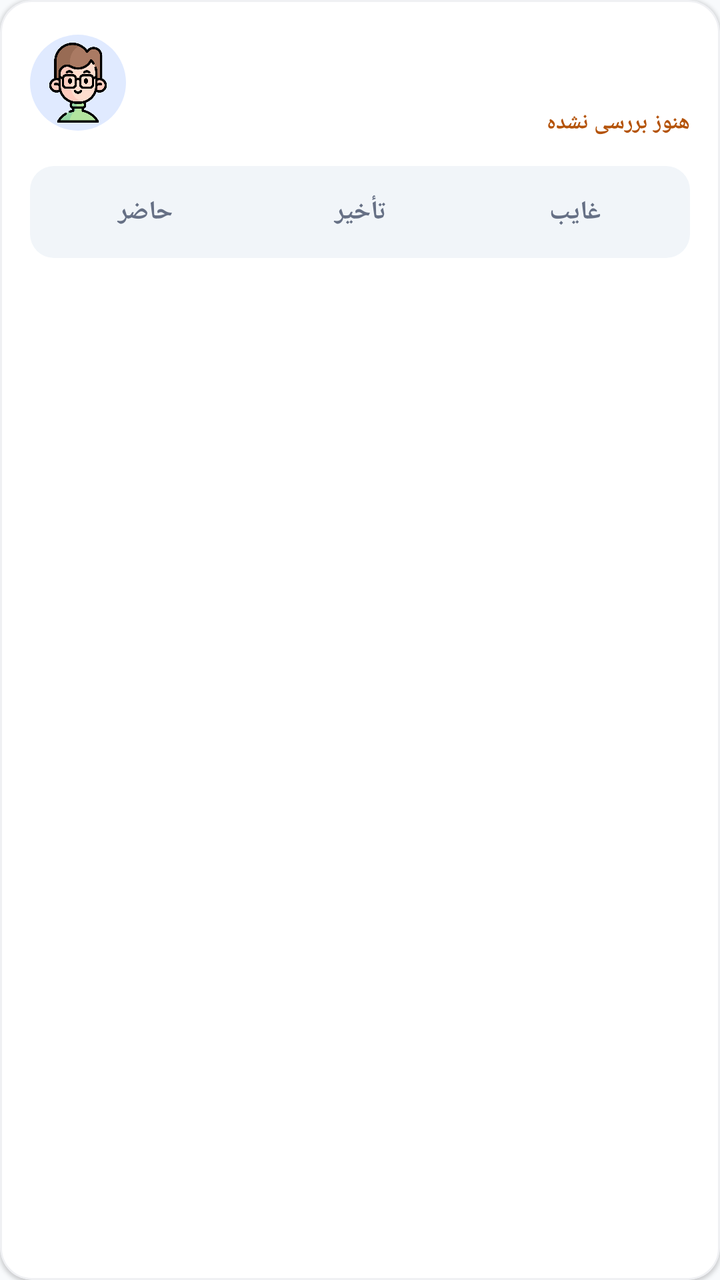
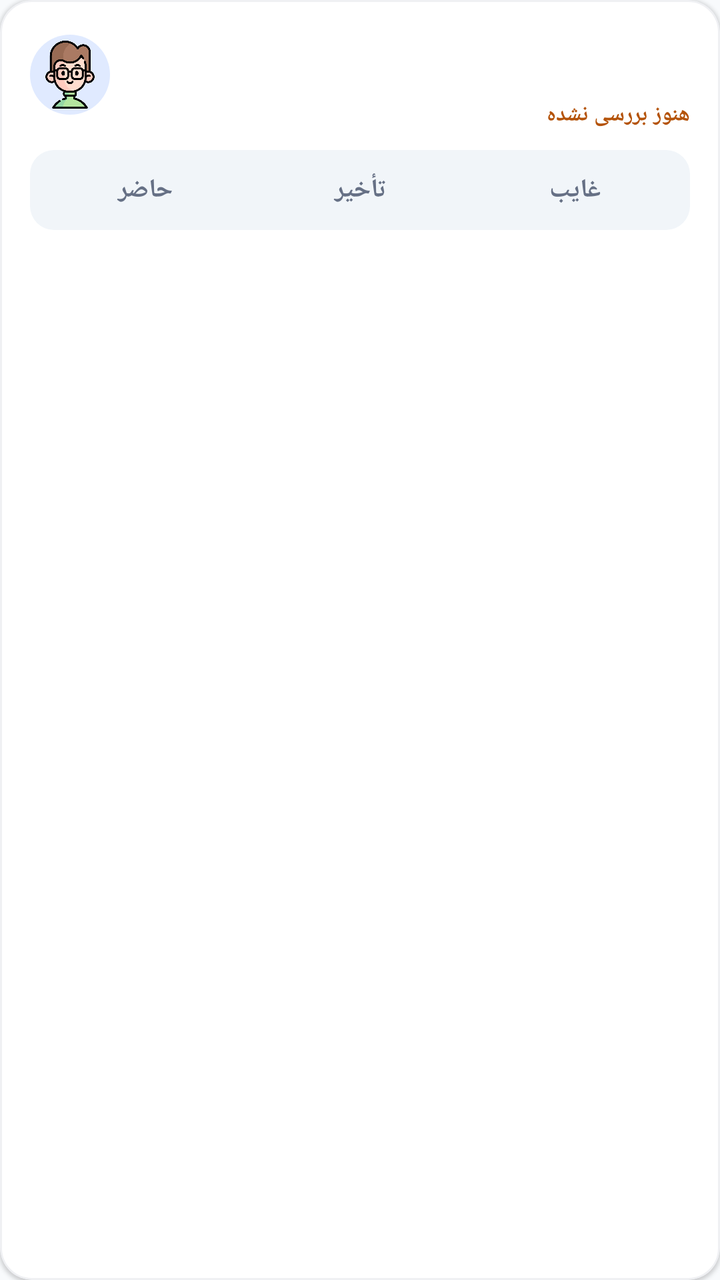

Two renders of the same Android screen: before a commit and after it. Below are the layout's source before the change and the commit's diff.
<!-- AndroidManifest.xml: application theme Theme.BB -->
<!-- res/layout/item_attendance_row.xml -->
<?xml version="1.0" encoding="utf-8"?>
<com.google.android.material.card.MaterialCardView
    xmlns:android="http://schemas.android.com/apk/res/android"
    xmlns:app="http://schemas.android.com/apk/res-auto"
    android:id="@+id/cardAttendanceStudent"
    android:layout_width="match_parent"
    android:layout_height="wrap_content"
    android:layout_marginHorizontal="16dp"
    android:layout_marginVertical="6dp"
    app:cardBackgroundColor="@color/card_background"
    app:cardCornerRadius="16dp"
    app:cardElevation="1dp"
    app:strokeColor="#1A667085"
    app:strokeWidth="1dp">

    <LinearLayout
        android:layout_width="match_parent"
        android:layout_height="wrap_content"
        android:layoutDirection="ltr"
        android:orientation="vertical"
        android:paddingStart="15dp"
        android:paddingTop="14dp"
        android:paddingEnd="15dp"
        android:paddingBottom="14dp">

        <LinearLayout
            android:layout_width="match_parent"
            android:layout_height="wrap_content"
            android:gravity="center_vertical"
            android:orientation="horizontal">

            <FrameLayout
                android:layout_width="48dp"
                android:layout_height="48dp"
                android:background="@drawable/bg_circle_icon"
                android:backgroundTint="@color/bg_blue_light"
                android:backgroundTintMode="src_atop">

                <ImageView
                    android:id="@+id/ivStudentAvatar"
                    android:layout_width="40dp"
                    android:layout_height="40dp"
                    android:layout_gravity="center"
                    android:contentDescription="تصویر دانش‌آموز"
                    android:src="@drawable/avatar_student_1" />
            </FrameLayout>

            <LinearLayout
                android:layout_width="0dp"
                android:layout_height="wrap_content"
                android:layout_marginStart="12dp"
                android:layout_weight="1"
                android:gravity="end"
                android:orientation="vertical">

                <TextView
                    android:id="@+id/tvStudentName"
                    android:layout_width="match_parent"
                    android:layout_height="wrap_content"
                    android:gravity="right"
                    android:maxLines="1"
                    android:textColor="@color/main_text"
                    android:textDirection="rtl"
                    android:textSize="15sp"
                    android:textStyle="bold" />

                <TextView
                    android:id="@+id/tvStudentId"
                    android:layout_width="match_parent"
                    android:layout_height="wrap_content"
                    android:layout_marginTop="2dp"
                    android:gravity="right"
                    android:textColor="@color/sub_text"
                    android:textDirection="rtl"
                    android:textSize="11sp" />

                <TextView
                    android:id="@+id/tvAttendanceStateHint"
                    android:layout_width="match_parent"
                    android:layout_height="wrap_content"
                    android:layout_marginTop="3dp"
                    android:gravity="right"
                    android:text="هنوز بررسی نشده"
                    android:textColor="#B45309"
                    android:textDirection="rtl"
                    android:textSize="11sp"
                    android:textStyle="bold" />

            </LinearLayout>
        </LinearLayout>

        <LinearLayout
            android:layout_width="match_parent"
            android:layout_height="46dp"
            android:layout_marginTop="14dp"
            android:background="@drawable/bg_input_field"
            android:orientation="horizontal"
            android:padding="4dp"
            android:weightSum="3">

            <TextView
                android:id="@+id/btnPresent"
                android:layout_width="0dp"
                android:layout_height="match_parent"
                android:layout_weight="1"
                android:foreground="?attr/selectableItemBackgroundBorderless"
                android:gravity="center"
                android:text="حاضر"
                android:textColor="@color/sub_text"
                android:textDirection="rtl"
                android:textSize="13sp"
                android:textStyle="bold" />

            <TextView
                android:id="@+id/btnLate"
                android:layout_width="0dp"
                android:layout_height="match_parent"
                android:layout_weight="1"
                android:foreground="?attr/selectableItemBackgroundBorderless"
                android:gravity="center"
                android:text="تأخیر"
                android:textColor="@color/sub_text"
                android:textDirection="rtl"
                android:textSize="13sp"
                android:textStyle="bold" />

            <TextView
                android:id="@+id/btnAbsent"
                android:layout_width="0dp"
                android:layout_height="match_parent"
                android:layout_weight="1"
                android:foreground="?attr/selectableItemBackgroundBorderless"
                android:gravity="center"
                android:text="غایب"
                android:textColor="@color/sub_text"
                android:textDirection="rtl"
                android:textSize="13sp"
                android:textStyle="bold" />

        </LinearLayout>

    </LinearLayout>
</com.google.android.material.card.MaterialCardView>
<!-- resources referenced by this layout -->
<resources>
  <color name="bg_blue_light">#E0EAFF</color>
  <color name="card_background">#FFFFFF</color>
  <color name="main_text">#1D2939</color>
  <color name="sub_text">#667085</color>
  <!-- drawable avatar_student_1: png bitmap (drawable, 35581 bytes) -->
  <!-- drawable bg_circle_icon (drawable) -->
  <shape xmlns:android="http://schemas.android.com/apk/res/android" android:shape="oval">
      <solid android:color="@color/bg_blue_light" />
  </shape>
  <!-- drawable bg_input_field (drawable) -->
  <?xml version="1.0" encoding="utf-8"?>
  <shape xmlns:android="http://schemas.android.com/apk/res/android">
      <solid android:color="#F1F5F9" /> <corners android:radius="12dp" /> </shape>
  <style name="Theme.BB" parent="Base.Theme.BB" />
  <style name="Base.Theme.BB" parent="Theme.Material3.DayNight.NoActionBar">
          <item name="android:windowBackground">@drawable/app_global_background</item>
  
          <item name="android:windowTranslucentStatus">false</item>
          <item name="android:windowDrawsSystemBarBackgrounds">true</item>
          <item name="android:statusBarColor">@android:color/transparent</item>
          <item name="android:navigationBarColor">@android:color/transparent</item>
  
          <item name="android:windowLightStatusBar">true</item>
      </style>
  <!-- drawable app_global_background (drawable) -->
  <?xml version="1.0" encoding="utf-8"?>
  <layer-list xmlns:android="http://schemas.android.com/apk/res/android">
      <item>
          <shape android:shape="rectangle">
              <solid android:color="#F8FAFC" />
          </shape>
      </item>
  </layer-list>
</resources>

<!-- the commit's change to res/layout/item_attendance_row.xml (unified diff, before → after) -->
@@ -6,7 +6,7 @@
     android:layout_width="match_parent"
     android:layout_height="wrap_content"
     android:layout_marginHorizontal="16dp"
-    android:layout_marginVertical="6dp"
+    android:layout_marginVertical="4dp"
     app:cardBackgroundColor="@color/card_background"
     app:cardCornerRadius="16dp"
     app:cardElevation="1dp"
@@ -19,9 +19,9 @@
         android:layoutDirection="ltr"
         android:orientation="vertical"
         android:paddingStart="15dp"
-        android:paddingTop="14dp"
+        android:paddingTop="10dp"
         android:paddingEnd="15dp"
-        android:paddingBottom="14dp">
+        android:paddingBottom="10dp">
 
         <LinearLayout
             android:layout_width="match_parent"
@@ -30,16 +30,16 @@
             android:orientation="horizontal">
 
             <FrameLayout
-                android:layout_width="48dp"
-                android:layout_height="48dp"
+                android:layout_width="40dp"
+                android:layout_height="40dp"
                 android:background="@drawable/bg_circle_icon"
                 android:backgroundTint="@color/bg_blue_light"
                 android:backgroundTintMode="src_atop">
 
                 <ImageView
                     android:id="@+id/ivStudentAvatar"
-                    android:layout_width="40dp"
-                    android:layout_height="40dp"
+                    android:layout_width="34dp"
+                    android:layout_height="34dp"
                     android:layout_gravity="center"
                     android:contentDescription="تصویر دانش‌آموز"
                     android:src="@drawable/avatar_student_1" />
@@ -91,8 +91,8 @@
 
         <LinearLayout
             android:layout_width="match_parent"
-            android:layout_height="46dp"
-            android:layout_marginTop="14dp"
+            android:layout_height="40dp"
+            android:layout_marginTop="10dp"
             android:background="@drawable/bg_input_field"
             android:orientation="horizontal"
             android:padding="4dp"
